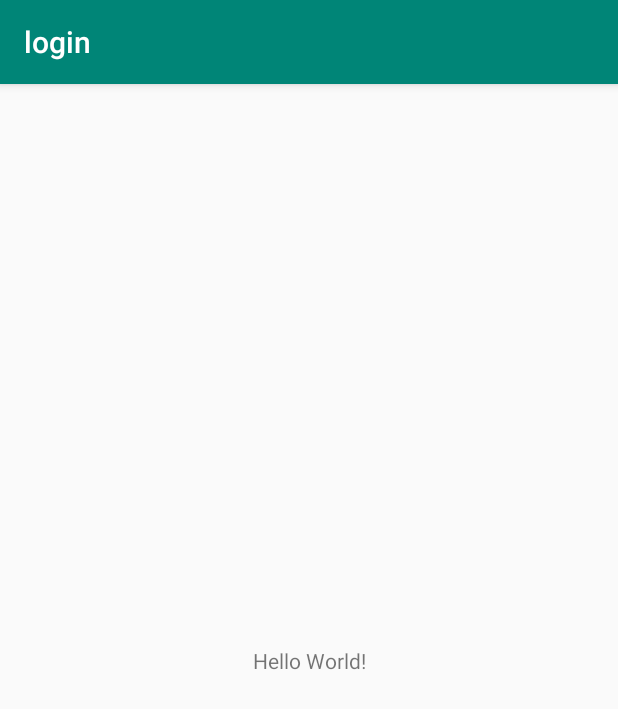
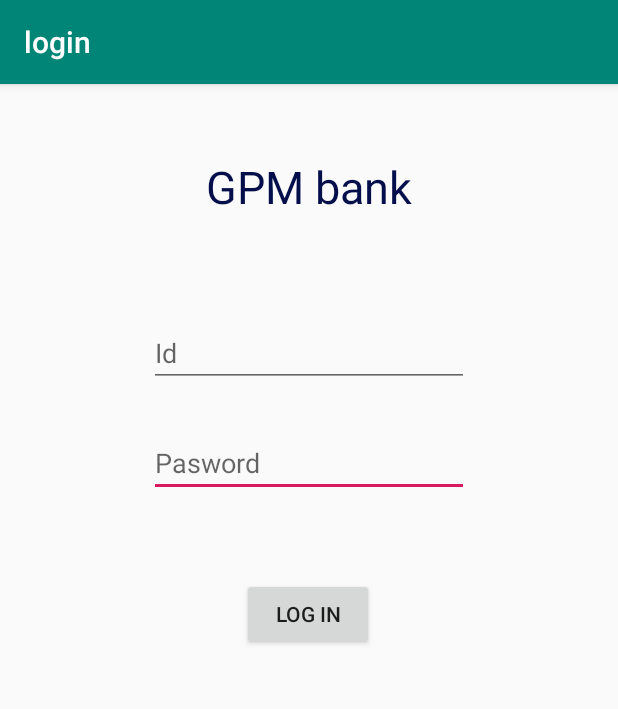
Before and after one commit to un-sei2019i-labs-gpm/bank, an Android app: the screen it shows after launch (MainActivity), on a phone screen of 412 x 824 dp. Shown: the top 709 px of the screen. Run offline under Robolectric (Android 15) with nearby library versions, the phone set to English and light mode, and no system bars.

Commit message:
login gui and java objects

```diff
--- a/mobile-app/login/app/src/main/java/com/example/login/MainActivity.java
+++ b/mobile-app/login/app/src/main/java/com/example/login/MainActivity.java
@@ -2,6 +2,9 @@ package com.example.login;
 
 import android.support.v7.app.AppCompatActivity;
 import android.os.Bundle;
+import android.widget.Button;
+import android.widget.EditText;
+import android.widget.TextView;
 
 public class MainActivity extends AppCompatActivity {
 
@@ -9,5 +12,9 @@ public class MainActivity extends AppCompatActivity {
     protected void onCreate(Bundle savedInstanceState) {
         super.onCreate(savedInstanceState);
         setContentView(R.layout.activity_main);
+
+        EditText idEditText= (EditText) findViewById(R.id.idEditText);
+        EditText paswordEditText= (EditText) findViewById(R.id.paswordEditText);
+        Button logInButton=(Button) findViewById(R.id.logInButton);
     }
 }
--- a/mobile-app/login/app/src/main/res/layout/activity_main.xml
+++ b/mobile-app/login/app/src/main/res/layout/activity_main.xml
@@ -7,12 +7,62 @@
     tools:context=".MainActivity">
 
     <TextView
+        android:id="@+id/textView"
         android:layout_width="wrap_content"
         android:layout_height="wrap_content"
-        android:text="Hello World!"
-        app:layout_constraintBottom_toBottomOf="parent"
-        app:layout_constraintLeft_toLeftOf="parent"
-        app:layout_constraintRight_toRightOf="parent"
+        android:layout_marginStart="8dp"
+        android:layout_marginTop="48dp"
+        android:layout_marginEnd="8dp"
+        android:text="GPM bank"
+        android:textAppearance="@style/TextAppearance.AppCompat.Large"
+        android:textColor="#040E4B"
+        android:textColorHint="#0C0D11"
+        android:textSize="30sp"
+        app:layout_constraintEnd_toEndOf="parent"
+        app:layout_constraintStart_toStartOf="parent"
         app:layout_constraintTop_toTopOf="parent" />
 
+    <EditText
+        android:id="@+id/paswordEditText"
+        android:layout_width="wrap_content"
+        android:layout_height="wrap_content"
+        android:layout_marginStart="8dp"
+        android:layout_marginTop="28dp"
+        android:layout_marginEnd="8dp"
+        android:ems="10"
+        android:hint="Pasword"
+        android:inputType="numberPassword"
+        app:layout_constraintEnd_toEndOf="parent"
+        app:layout_constraintStart_toStartOf="parent"
+        app:layout_constraintTop_toBottomOf="@+id/idEditText" />
+
+    <EditText
+        android:id="@+id/idEditText"
+        android:layout_width="wrap_content"
+        android:layout_height="wrap_content"
+        android:layout_marginStart="8dp"
+        android:layout_marginTop="68dp"
+        android:layout_marginEnd="8dp"
+        android:ems="10"
+        android:hint="Id"
+        android:inputType="number"
+        app:layout_constraintEnd_toEndOf="parent"
+        app:layout_constraintStart_toStartOf="parent"
+        app:layout_constraintTop_toBottomOf="@+id/textView" />
+
+    <Button
+        android:id="@+id/logInButton"
+        android:layout_width="wrap_content"
+        android:layout_height="wrap_content"
+        android:layout_marginStart="8dp"
+        android:layout_marginTop="28dp"
+        android:layout_marginEnd="8dp"
+        android:layout_marginBottom="8dp"
+        android:text="Log in"
+        app:layout_constraintBottom_toBottomOf="parent"
+        app:layout_constraintEnd_toEndOf="parent"
+        app:layout_constraintHorizontal_bias="0.498"
+        app:layout_constraintStart_toStartOf="parent"
+        app:layout_constraintTop_toBottomOf="@+id/paswordEditText"
+        app:layout_constraintVertical_bias="0.064" />
 </android.support.constraint.ConstraintLayout>
```
